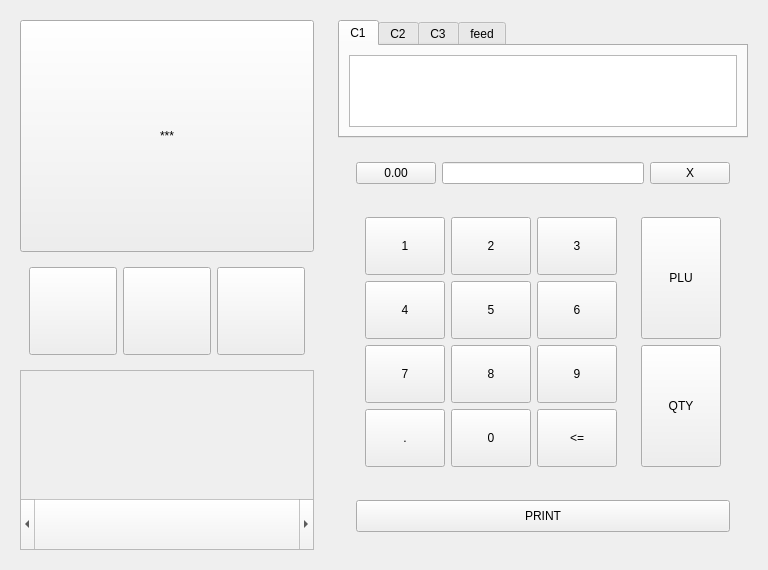
First picture: the form in common_support/ui/UI.ui, repository fazalfzl/choice, before the edit.
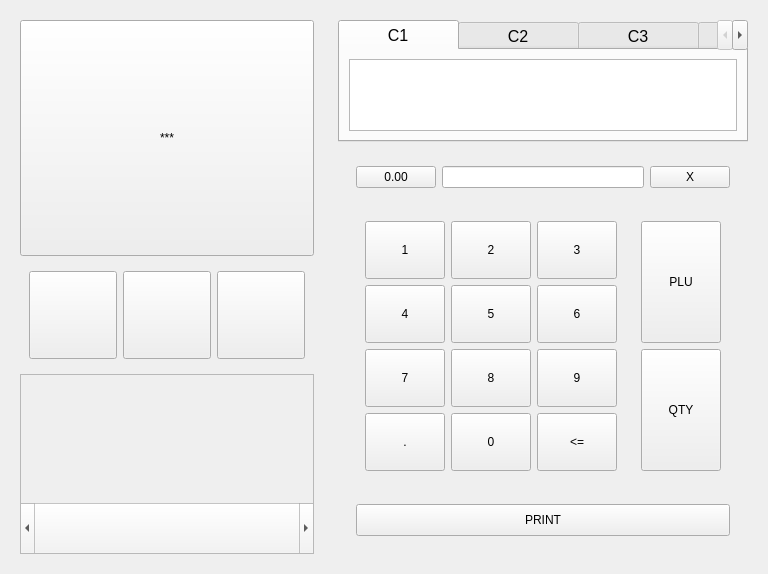
Second picture: the form after the edit.

Diff of the .ui file:
```diff
--- a/common_support/ui/UI.ui
+++ b/common_support/ui/UI.ui
@@ -114,6 +114,14 @@
          <bool>true</bool>
         </property>
         <widget class="QWidget" name="SAWC_products">
+         <property name="geometry">
+          <rect>
+           <x>0</x>
+           <y>0</y>
+           <width>326</width>
+           <height>128</height>
+          </rect>
+         </property>
          <layout class="QHBoxLayout" name="horizontalLayout">
           <property name="topMargin">
            <number>0</number>
@@ -133,6 +141,13 @@
      <layout class="QGridLayout" name="gridLayout_6" rowstretch="1,0">
       <item row="0" column="0">
        <widget class="QTabWidget" name="tabWidget">
+        <property name="styleSheet">
+         <string notr="true">QTabBar::tab {
+    height: 30px;  /* Adjust the height of the tabs */
+    width: 120px;  /* Adjust the width of the tabs */
+    font-size: 16px;  /* Adjust the font size of the tabs */
+}</string>
+        </property>
         <property name="currentIndex">
          <number>0</number>
         </property>
```
